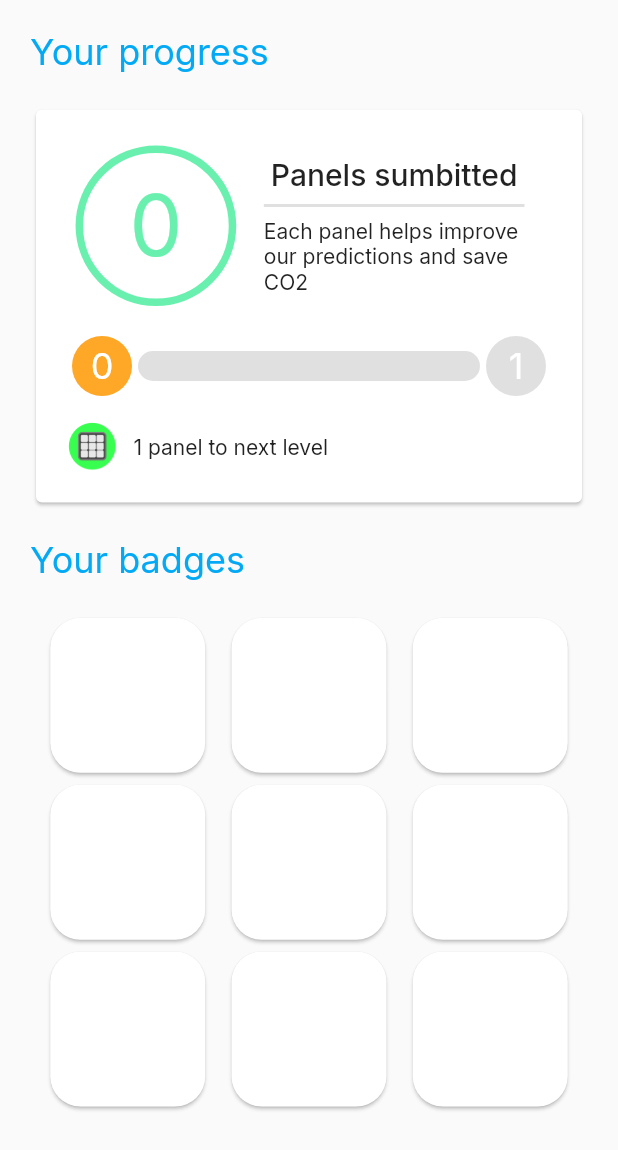
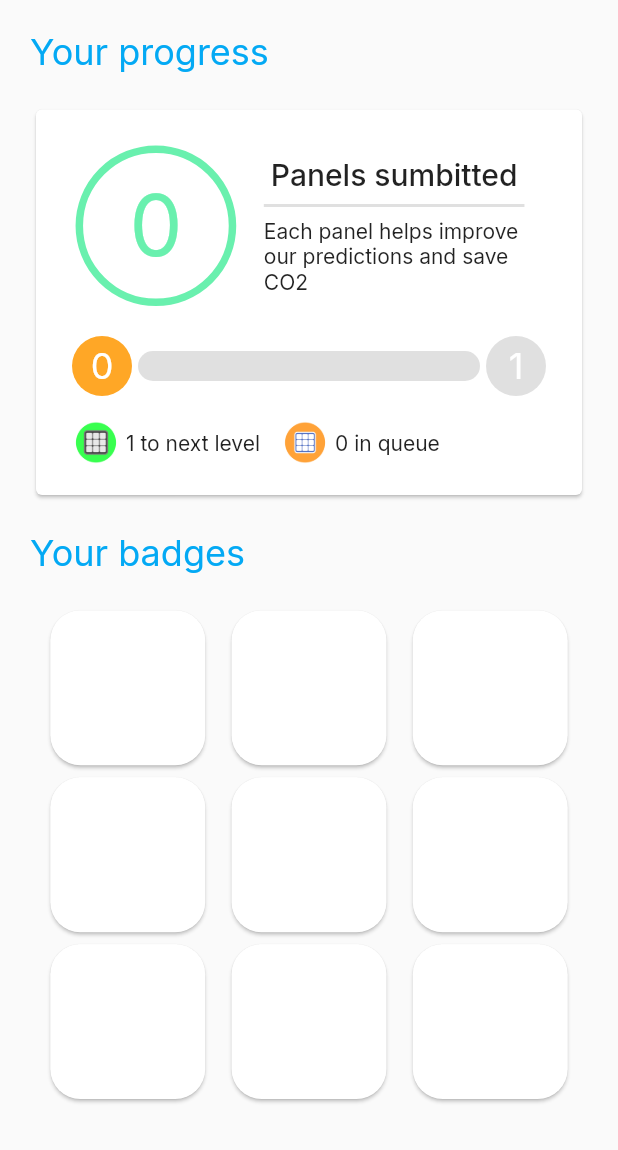
Before and after one commit to openclimatefix/bigsolarhunt, a Flutter app: the StatsScreen screen opened directly, on a phone screen of 412 x 824 dp. Shown: the top 1150 px of the screen. Run offline on Flutter 3.47's test engine with Material 2 defaults, Android fonts, the light colour scheme and no system bars; drawn by our look-alikes of step_progress_indicator; our stand-ins replace connectivity, google_fonts, google_maps_flutter, image_picker, location, progress_state_button and 2 more; missing offline and left inert: google_maps_cluster_manager, image_fade; accounts and stored records are empty.

Commit message:
Moved count to footer

```diff
--- a/lib/Screens/StatsScreen/StatsScreenWidgets/ProgressCard/ProgressCardWidgets/progress_card_footer.dart
+++ b/lib/Screens/StatsScreen/StatsScreenWidgets/ProgressCard/ProgressCardWidgets/progress_card_footer.dart
@@ -13,6 +13,7 @@ class ProgressCardFooter extends StatefulWidget {
 class _ProgressCardFooterState extends State<ProgressCardFooter> {
   DatabaseProvider panelDatabase = DatabaseProvider.databaseProvider;
   int _userPanels = 0;
+  int _queuePanels = 0;
 
   @override
   void initState() {
@@ -21,6 +22,13 @@ class _ProgressCardFooterState extends State<ProgressCardFooter> {
     panelDatabase.getUserPanelCount().then((value) {
       setState(() {
         _userPanels = value;
+      });
+    }).catchError((error) {
+      print(error);
+    });
+    panelDatabase.getUploadQueueCount().then((value) {
+      setState(() {
+        _queuePanels = value;
       });
     }).catchError((error) {
       print(error);
@@ -38,16 +46,22 @@ class _ProgressCardFooterState extends State<ProgressCardFooter> {
       mainAxisAlignment: MainAxisAlignment.start,
       children: <Widget>[
         Container(
-            margin: EdgeInsets.only(right: 10),
-            width: 35,
-            height: 35,
+            margin: EdgeInsets.only(right: 5, left: 5),
+            width: 30,
+            height: 30,
             decoration: BoxDecoration(
                 image: DecorationImage(
                     image: AssetImage('assets/panel-icon-light.png')))),
-        Text(
-            panelsToNextLevel == 1
-                ? "$panelsToNextLevel panel to next level"
-                : "$panelsToNextLevel panels to next level",
+        Text("$panelsToNextLevel to next level",
+            style: Theme.of(context).textTheme.bodyText2),
+        Container(
+            margin: EdgeInsets.only(right: 5, left: 15),
+            width: 30,
+            height: 30,
+            decoration: BoxDecoration(
+                image: DecorationImage(
+                    image: AssetImage('assets/panel-icon-orange.png')))),
+        Text("$_queuePanels in queue",
             style: Theme.of(context).textTheme.bodyText2)
       ],
     ));
--- a/lib/Screens/StatsScreen/StatsScreenWidgets/ProgressCard/ProgressCardWidgets/progress_card_header.dart
+++ b/lib/Screens/StatsScreen/StatsScreenWidgets/ProgressCard/ProgressCardWidgets/progress_card_header.dart
@@ -92,29 +92,10 @@ class _PanelCountDisplayTextState extends State<PanelCountDisplayText> {
   }
 }
 
-class ProgressCardHeaderText extends StatefulWidget {
-  const ProgressCardHeaderText({Key key}) : super(key: key);
-
-  @override
-  _ProgressCardHeaderTextState createState() => _ProgressCardHeaderTextState();
-}
-
-class _ProgressCardHeaderTextState extends State<ProgressCardHeaderText> {
-  DatabaseProvider panelDatabase = DatabaseProvider.databaseProvider;
-  int _uploadPanels = 0;
-
-  @override
-  void initState() {
-    super.initState();
-
-    panelDatabase.getUploadQueueCount().then((value) {
-      setState(() {
-        _uploadPanels = value;
-      });
-    }).catchError((error) {
-      print(error);
-    });
-  }
+class ProgressCardHeaderText extends StatelessWidget {
+  const ProgressCardHeaderText({
+    Key key,
+  }) : super(key: key);
 
   @override
   Widget build(BuildContext context) {
@@ -129,25 +110,7 @@ class _ProgressCardHeaderTextState extends State<ProgressCardHeaderText> {
               textAlign: TextAlign.left,
             ),
             Divider(thickness: 2),
-            _uploadPanels > 0
-                ? Row(
-                    children: <Widget>[
-                      Container(
-                          margin: EdgeInsets.only(right: 1),
-                          width: 25,
-                          height: 25,
-                          decoration: BoxDecoration(
-                              image: DecorationImage(
-                                  image: AssetImage(
-                                      'assets/panel-icon-orange.png')))),
-                      Text(
-                          _uploadPanels == 1
-                              ? "$_uploadPanels panel to be uploaded later"
-                              : "$_uploadPanels panel to be uploaded later",
-                          style: Theme.of(context).textTheme.bodyText2)
-                    ],
-                  )
-                : Text('Each panel helps improve our predictions and save CO2')
+            Text('Each panel helps improve our predictions and save CO2')
           ],
         ));
   }
```
